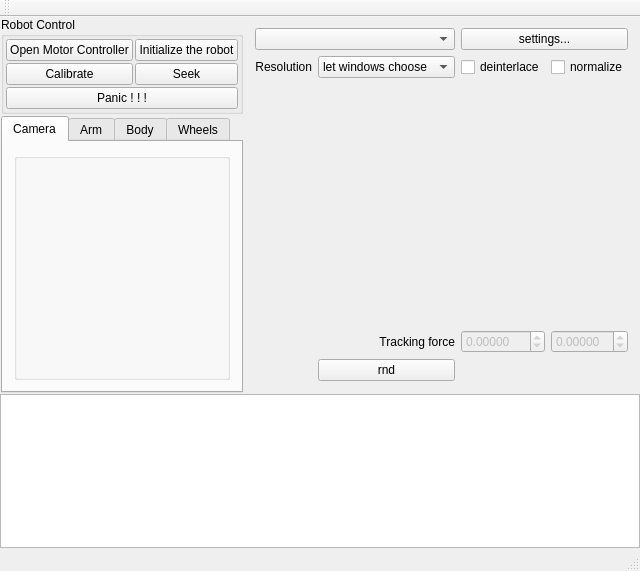
Old version of the form RoboShell.ui in the repository artm/biofame-robot.
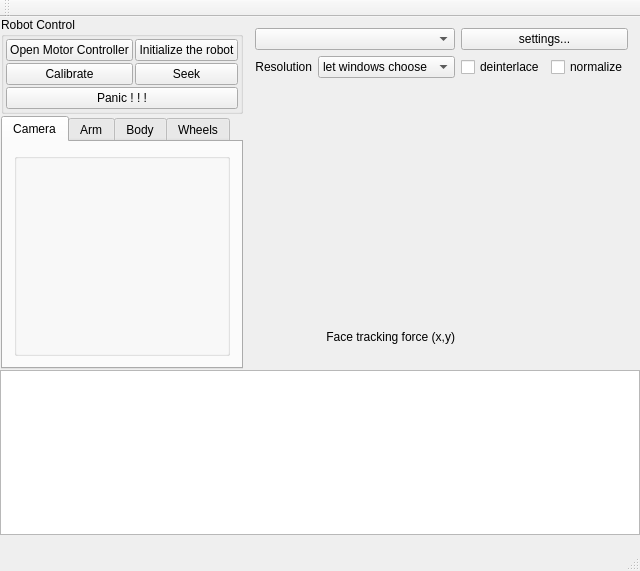
New version of the form. Custom widgets are drawn as their Qt base class.

Commit message: Showing force with indicators...

```diff
--- a/RoboShell.ui
+++ b/RoboShell.ui
@@ -247,7 +247,7 @@
        <item row="3" column="0" colspan="2">
         <widget class="QLabel" name="label">
          <property name="text">
-          <string>Tracking force</string>
+          <string>Face tracking force (x,y)</string>
          </property>
          <property name="alignment">
           <set>Qt::AlignRight|Qt::AlignTrailing|Qt::AlignVCenter</set>
@@ -268,77 +268,6 @@
          </property>
         </widget>
        </item>
-       <item row="3" column="3">
-        <widget class="QDoubleSpinBox" name="forceY">
-         <property name="enabled">
-          <bool>false</bool>
-         </property>
-         <property name="decimals">
-          <number>5</number>
-         </property>
-         <property name="minimum">
-          <double>-1.000000000000000</double>
-         </property>
-         <property name="maximum">
-          <double>1.000000000000000</double>
-         </property>
-        </widget>
-       </item>
-       <item row="3" column="2">
-        <widget class="QDoubleSpinBox" name="forceX">
-         <property name="enabled">
-          <bool>false</bool>
-         </property>
-         <property name="decimals">
-          <number>5</number>
-         </property>
-         <property name="minimum">
-          <double>-1.000000000000000</double>
-         </property>
-         <property name="maximum">
-          <double>1.000000000000000</double>
-         </property>
-        </widget>
-       </item>
-       <item row="4" column="2">
-        <widget class="SignalIndicator" name="forceXindi" native="true">
-         <property name="sizePolicy">
-          <sizepolicy hsizetype="Preferred" vsizetype="Fixed">
-           <horstretch>0</horstretch>
-           <verstretch>0</verstretch>
-          </sizepolicy>
-         </property>
-         <property name="minimumSize">
-          <size>
-           <width>0</width>
-           <height>5</height>
-          </size>
-         </property>
-        </widget>
-       </item>
-       <item row="4" column="3">
-        <widget class="SignalIndicator" name="forceYindi" native="true">
-         <property name="sizePolicy">
-          <sizepolicy hsizetype="Preferred" vsizetype="Fixed">
-           <horstretch>0</horstretch>
-           <verstretch>0</verstretch>
-          </sizepolicy>
-         </property>
-         <property name="minimumSize">
-          <size>
-           <width>0</width>
-           <height>5</height>
-          </size>
-         </property>
-        </widget>
-       </item>
-       <item row="4" column="1">
-        <widget class="QPushButton" name="testInidis">
-         <property name="text">
-          <string>rnd</string>
-         </property>
-        </widget>
-       </item>
        <item row="5" column="1">
         <spacer name="verticalSpacer">
          <property name="orientation">
@@ -352,6 +281,38 @@
          </property>
         </spacer>
        </item>
+       <item row="3" column="2">
+        <widget class="SignalIndicator" name="forceXindi" native="true">
+         <property name="sizePolicy">
+          <sizepolicy hsizetype="Preferred" vsizetype="Fixed">
+           <horstretch>0</horstretch>
+           <verstretch>0</verstretch>
+          </sizepolicy>
+         </property>
+         <property name="minimumSize">
+          <size>
+           <width>0</width>
+           <height>5</height>
+          </size>
+         </property>
+        </widget>
+       </item>
+       <item row="3" column="3">
+        <widget class="SignalIndicator" name="forceYindi" native="true">
+         <property name="sizePolicy">
+          <sizepolicy hsizetype="Preferred" vsizetype="Fixed">
+           <horstretch>0</horstretch>
+           <verstretch>0</verstretch>
+          </sizepolicy>
+         </property>
+         <property name="minimumSize">
+          <size>
+           <width>0</width>
+           <height>5</height>
+          </size>
+         </property>
+        </widget>
+       </item>
       </layout>
      </widget>
     </item>
```
The commit also changes 3 other files.
